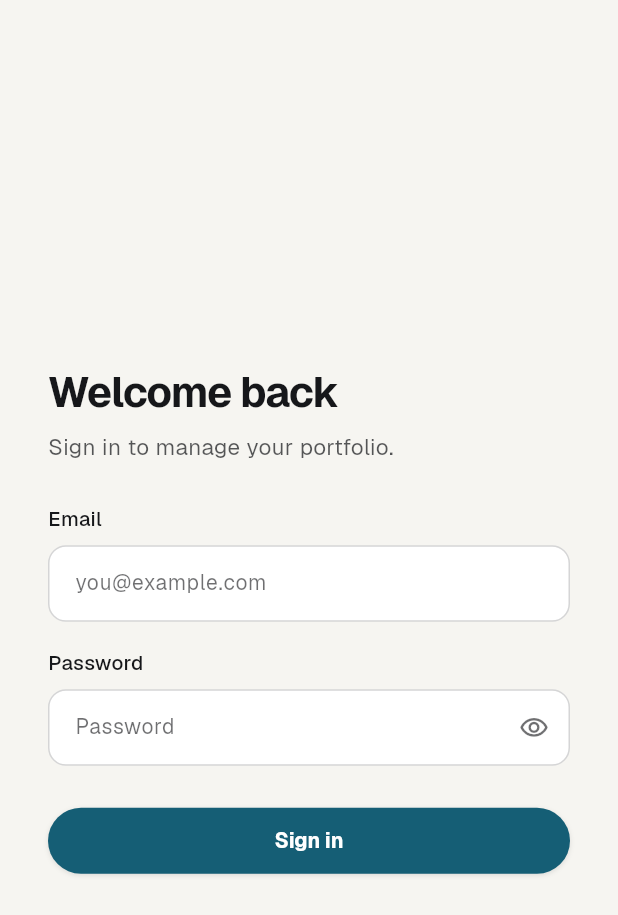
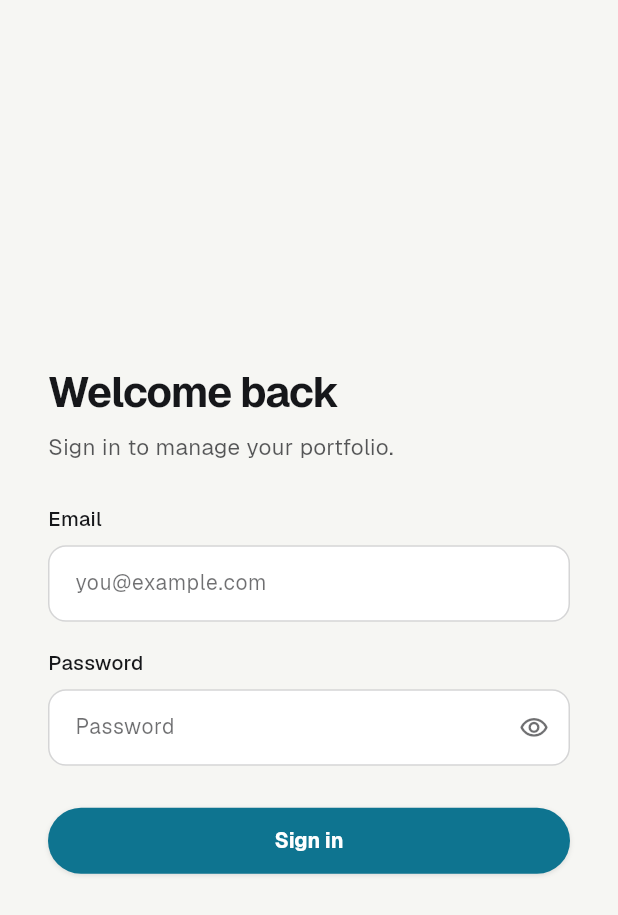
Before and after one commit to mohamedadel120/portfolio-dashboard, a Flutter app: the screen it shows after launch, on a phone screen of 412 x 824 dp. Shown: the top 915 px of the screen. Run offline on Flutter 3.47's test engine with Material 3 defaults, Android fonts, the phone set to English and light mode, and no system bars; our stand-ins replace cloud_firestore, dartz, equatable, firebase_auth, firebase_core, fl_chart and 5 more; accounts and stored records are empty; project files that could hold a hidden picture were left out.

Commit message:
style: one brand colour with the portfolio site
- Brand teal #0E7490 (was #155E75), the same as the site and the logo.
- The logo is the same mark recoloured to that teal (was neon cyan).
- Background #F6F6F3 and fill #EDEDE8, matching the site.
- Preview portfolio opens https://muhammed-adel.web.app (was adel.dev),
  the same address the case study links use.
- Web manifest colours follow the light theme.

Co-Authored-By: Claude Opus 5.5 <noreply@anthropic.com>

```diff
--- a/lib/core/constants/app_colors.dart
+++ b/lib/core/constants/app_colors.dart
@@ -6,7 +6,7 @@ import 'package:flutter/material.dart';
 /// other accent, and it is used sparingly (dots, stripes, chips).
 class AppColors {
   // Brand
-  static const Color primary = Color(0xFF155E75); // deep teal
+  static const Color primary = Color(0xFF0E7490); // deep teal
   static const Color onPrimary = Color(0xFFFFFFFF);
 
   /// The light direction has a single brand colour; "secondary" is the
@@ -14,12 +14,12 @@ class AppColors {
   static const Color secondary = Color(0xFF0F4A5C);
 
   /// Teal at low alpha, for selected/active backgrounds.
-  static const Color primarySoft = Color(0x14155E75); // ~8%
+  static const Color primarySoft = Color(0x140E7490); // ~8%
 
   // Ground and surfaces
-  static const Color background = Color(0xFFF6F5F1); // warm off-white
+  static const Color background = Color(0xFFF6F6F3); // warm off-white
   static const Color surface = Color(0xFFFFFFFF); // cards, dialogs
-  static const Color surfaceLight = Color(0xFFEEECE6); // subtle fill
+  static const Color surfaceLight = Color(0xFFEDEDE8); // subtle fill
   static const Color subtle = surfaceLight;
 
   // Ink
--- a/lib/core/constants/app_links.dart
+++ b/lib/core/constants/app_links.dart
@@ -1,4 +1,4 @@
 class AppLinks {
   /// Public-facing portfolio URL opened by "Preview Portfolio" in the sidebar.
-  static const String portfolio = 'https://adel.dev';
+  static const String portfolio = 'https://muhammed-adel.web.app';
 }
--- a/lib/core/demo/demo_data_sources.dart
+++ b/lib/core/demo/demo_data_sources.dart
@@ -73,7 +73,7 @@ class DemoExpertiseDataSource implements ExpertiseRemoteDataSource {
         title: 'Flutter',
         category: 'Mobile',
         percentage: 95,
-        color: Color(0xFF155E75)),
+        color: Color(0xFF0E7490)),
     const ExpertiseModel(
         id: 'demo-sk-2',
         title: 'Dart',
@@ -158,7 +158,7 @@ class DemoWhyChooseMeDataSource implements WhyChooseMeRemoteDataSource {
       id: 'demo-w-1',
       title: 'Clean architecture',
       description: 'Demo text. Code that is easy to test and to change.',
-      color: const Color(0xFF155E75),
+      color: const Color(0xFF0E7490),
       icon: Icons.architecture_rounded.codePoint,
     ),
     WhyChooseMeModel(
--- a/lib/features/dashboard/presentation/pages/dashboard_page.dart
+++ b/lib/features/dashboard/presentation/pages/dashboard_page.dart
@@ -649,7 +649,7 @@ class _PieChartWidget extends StatelessWidget {
   // One hue (the brand teal) in steps, then warm neutrals: readable on
   // white without adding new accent colours.
   static const _colors = [
-    Color(0xFF155E75),
+    Color(0xFF0E7490),
     Color(0xFF3F8AA0),
     Color(0xFF8DBFCC),
     Color(0xFF4A4B50),
--- a/lib/features/expertise/presentation/pages/expertise_page.dart
+++ b/lib/features/expertise/presentation/pages/expertise_page.dart
@@ -403,7 +403,7 @@ class _ExpertiseFormViewState extends State<ExpertiseFormView> {
   final List<String> _categoryPresets = ['Mobile', 'Frontend', 'Backend', 'DevOps', 'Design', 'Other'];
 
   final List<Color> _colorPresets = [
-    const Color(0xFF155E75), // Teal
+    const Color(0xFF0E7490), // Teal
     const Color(0xFF4CAF50), // Green
     const Color(0xFFFF9800), // Orange
     const Color(0xFFE91E63), // Pink
@@ -421,7 +421,7 @@ class _ExpertiseFormViewState extends State<ExpertiseFormView> {
 
     String hexColor = widget.skill != null
         ? widget.skill!.color.value.toRadixString(16).substring(2).toUpperCase()
-        : '155E75';
+        : '0E7490';
     _colorController = TextEditingController(text: hexColor);
   }
 
@@ -601,7 +601,7 @@ class _ExpertiseFormViewState extends State<ExpertiseFormView> {
                             decoration: InputDecoration(
                               prefixText: '# ',
                               prefixStyle: const TextStyle(color: AppColors.textTertiary),
-                              hintText: '155E75',
+                              hintText: '0E7490',
                             ),
                             validator: (v) {
                               if (v == null || v.trim().isEmpty) return 'Color is required';
--- a/lib/features/projects/presentation/pages/project_form_view.dart
+++ b/lib/features/projects/presentation/pages/project_form_view.dart
@@ -18,7 +18,7 @@ import '../widgets/project_badges.dart';
 // ── Constants ──────────────────────────────────────────────────────────────────
 
 const _kPresetColors = [
-  Color(0xFF155E75), // teal
+  Color(0xFF0E7490), // teal
   Color(0xFF2563EB), // blue
   Color(0xFF6366F1), // indigo
   Color(0xFF7C3AED), // violet
@@ -78,7 +78,7 @@ class _ProjectFormViewState extends State<ProjectFormView> {
     _techController = TextEditingController(text: p?.tech.join(', ') ?? '');
     _downloadsController = TextEditingController(text: p?.downloads ?? '');
 
-    final hex = p != null ? _colorToHex(p.color) : '155E75';
+    final hex = p != null ? _colorToHex(p.color) : '0E7490';
     _colorController = TextEditingController(text: hex);
     _previewColor = _parseHex(hex) ?? AppColors.primary;
 
@@ -924,7 +924,7 @@ class _ProjectFormViewState extends State<ProjectFormView> {
       ),
       validator: (v) {
         if (v == null || v.trim().isEmpty) return null;
-        if (_parseHex(v) == null) return 'Use 6 hex characters, e.g. 155E75';
+        if (_parseHex(v) == null) return 'Use 6 hex characters, e.g. 0E7490';
         return null;
       },
     );
--- a/lib/features/why_choose_me/presentation/pages/why_choose_me_page.dart
+++ b/lib/features/why_choose_me/presentation/pages/why_choose_me_page.dart
@@ -346,7 +346,7 @@ class _WhyChooseMeFormViewState extends State<WhyChooseMeFormView> {
   late int _selectedIcon;
 
   final List<Color> _colorPresets = [
-    const Color(0xFF155E75),
+    const Color(0xFF0E7490),
     const Color(0xFF4CAF50),
     const Color(0xFFFF9800),
     const Color(0xFFE91E63),
@@ -364,7 +364,7 @@ class _WhyChooseMeFormViewState extends State<WhyChooseMeFormView> {
 
     String hexColor = widget.item != null
         ? widget.item!.color.value.toRadixString(16).substring(2).toUpperCase()
-        : '155E75';
+        : '0E7490';
     _colorController = TextEditingController(text: hexColor);
   }
 
@@ -520,7 +520,7 @@ class _WhyChooseMeFormViewState extends State<WhyChooseMeFormView> {
                             decoration: InputDecoration(
                               prefixText: '# ',
                               prefixStyle: const TextStyle(color: AppColors.textTertiary),
-                              hintText: '155E75',
+                              hintText: '0E7490',
                             ),
                             validator: (v) {
                               if (v == null || v.trim().isEmpty) return 'Color is required';
```
Also changed, not shown: assets/images/logo.png, 2 other files.
